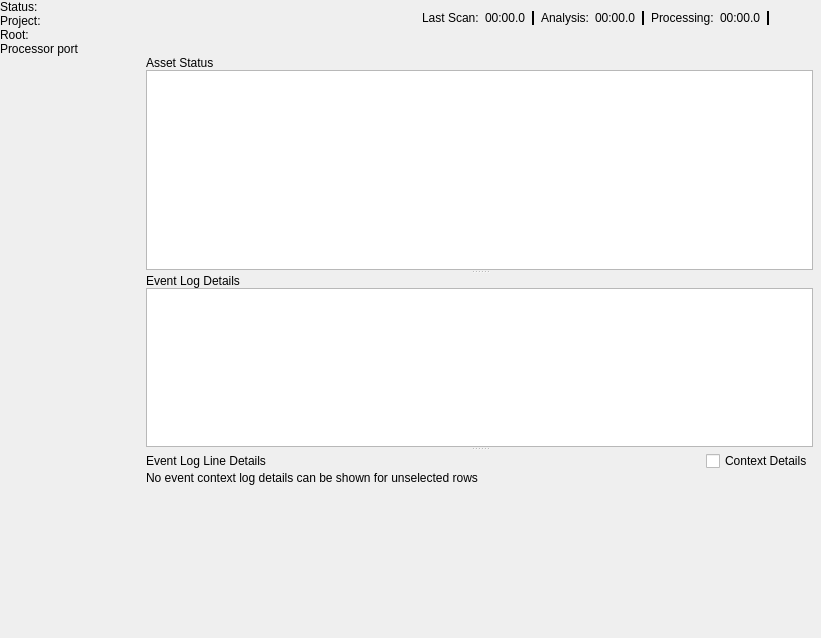
o3de/o3de, file Code/Tools/AssetProcessor/native/ui/MainWindow.ui: the form before one commit.
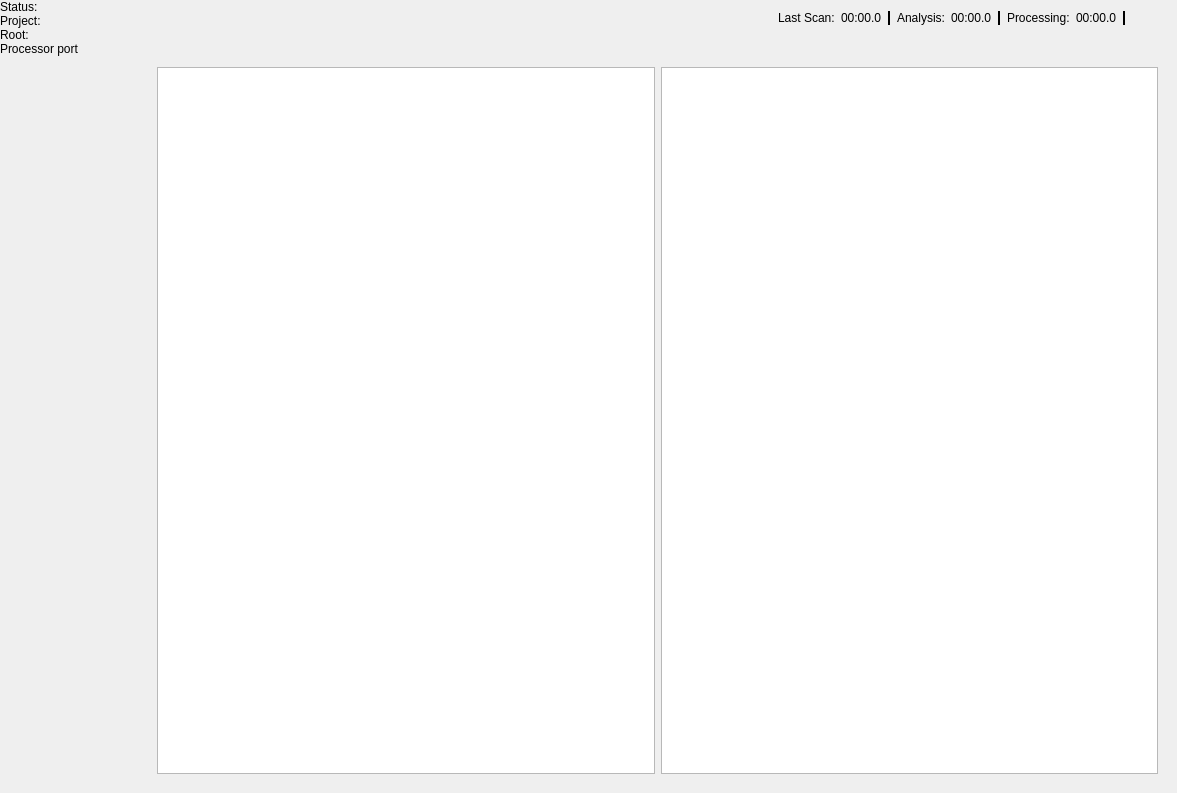
The form after the commit. The open tabs and pages were chosen to show the change. Icons and pictures are not drawn. Custom widgets are drawn as their Qt base class.

Commit message: Add builder list tab

The edit to the form file:
```diff
--- a/Code/Tools/AssetProcessor/native/ui/MainWindow.ui
+++ b/Code/Tools/AssetProcessor/native/ui/MainWindow.ui
@@ -6,8 +6,8 @@
    <rect>
     <x>0</x>
     <y>0</y>
-    <width>821</width>
-    <height>638</height>
+    <width>1177</width>
+    <height>793</height>
    </rect>
   </property>
   <property name="minimumSize">
@@ -1248,6 +1248,36 @@
           </item>
          </layout>
         </widget>
+        <widget class="QWidget" name="BuildersPage">
+         <layout class="QHBoxLayout" name="horizontalLayout_4">
+          <item>
+           <layout class="QHBoxLayout" name="horizontalLayout_2">
+            <item>
+             <widget class="QListView" name="builderList"/>
+            </item>
+            <item>
+             <widget class="QPlainTextEdit" name="builderDetails">
+              <property name="inputMethodHints">
+               <set>Qt::ImhMultiLine|Qt::ImhNoEditMenu</set>
+              </property>
+              <property name="horizontalScrollBarPolicy">
+               <enum>Qt::ScrollBarAlwaysOff</enum>
+              </property>
+              <property name="undoRedoEnabled">
+               <bool>false</bool>
+              </property>
+              <property name="readOnly">
+               <bool>true</bool>
+              </property>
+              <property name="backgroundVisible">
+               <bool>false</bool>
+              </property>
+             </widget>
+            </item>
+           </layout>
+          </item>
+         </layout>
+        </widget>
         <widget class="QWidget" name="ToolsPage">
          <layout class="QVBoxLayout" name="verticalLayout_3">
           <item>
```
The commit also changes 6 other files.
